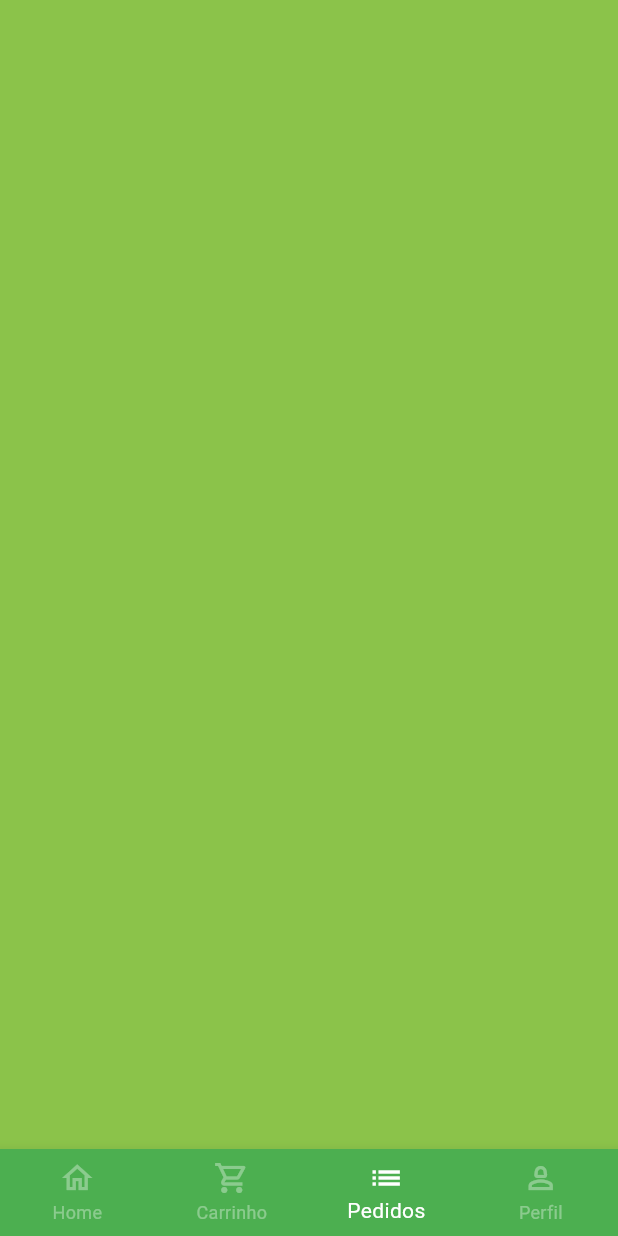
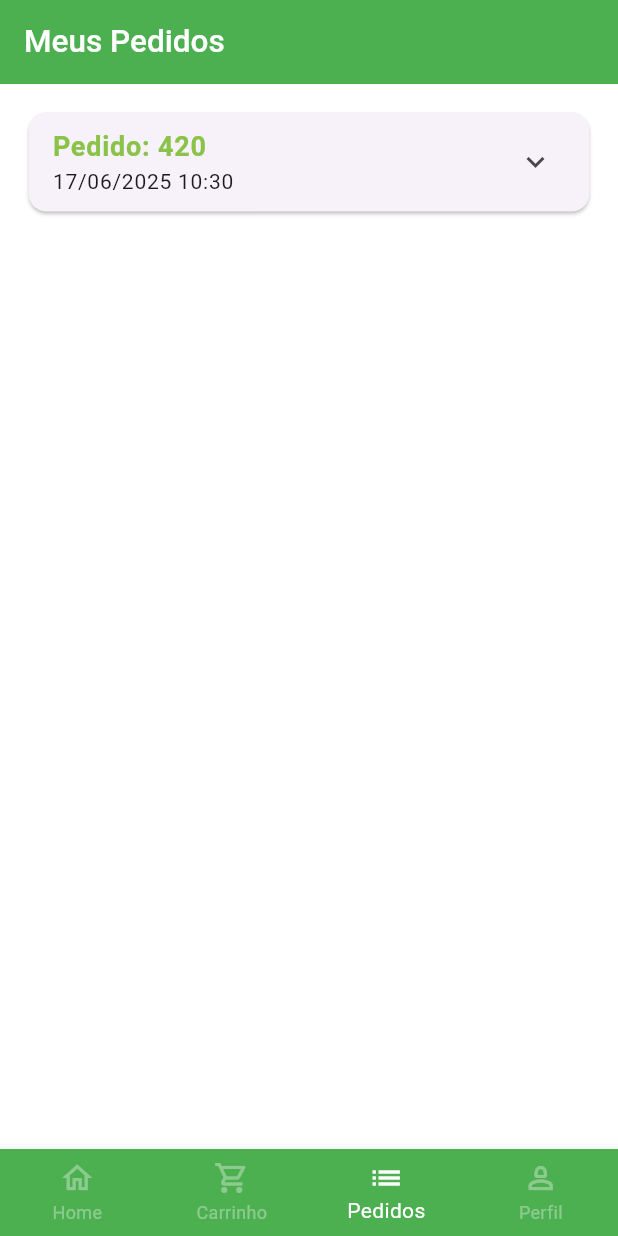
Before and after one commit to jeanfdq/greengrocer, a Flutter app: the BaseScreen screen opened directly, item 3 of the bottom bar chosen, on a phone screen of 412 x 824 dp. Run offline on Flutter 3.47's test engine with Material 3 defaults, Android fonts, the phone set to English and light mode, and no system bars; our stand-ins replace animated_text_kit, mask_text_input_formatter.

Commit message:
Order Building

```diff
--- a/lib/config/app_data.dart
+++ b/lib/config/app_data.dart
@@ -1,5 +1,10 @@
 import 'package:greengrocer/models/cart_item_model.dart';
+import 'package:greengrocer/models/order_model.dart';
 import 'package:greengrocer/models/product_item_model.dart';
+import 'package:greengrocer/models/user_model.dart';
+import 'package:greengrocer/utils/utils.services.dart';
+
+final utilsServices = UtilsServices();
 
 ProductItemModel apple = ProductItemModel(
   name: "Maçã",
@@ -52,7 +57,7 @@ ProductItemModel couveflor = ProductItemModel(
 ProductItemModel alface = ProductItemModel(
   name: "Alface",
   imageURL: "assets/products/alface.png",
-  unit: "Un",
+  unit: "un",
   descript: "Descrição da Alface",
   price: 6.2,
 );
@@ -60,7 +65,7 @@ ProductItemModel alface = ProductItemModel(
 ProductItemModel pimenta = ProductItemModel(
   name: "Alface",
   imageURL: "assets/products/pimenta.png",
-  unit: "Un",
+  unit: "un",
   descript: "Descrição da Pimenta",
   price: 3.13,
 );
@@ -112,3 +117,27 @@ List<CartItemModel> cartItems = [
   CartItemModel(item: kiwi, quantity: 6),
   CartItemModel(item: couveflor, quantity: 1),
 ];
+
+final user = UserModel(
+  id: utilsServices.getUUID(),
+  name: "João da Silva",
+  email: "joao@joao.com",
+  phone: "(11) 91234-5678",
+  cpf: "123.456.789-00",
+  password: "123456",
+);
+
+List<OrderModel> orders = [
+  OrderModel(
+    id: utilsServices.getRandomNumber().toString(),
+    createdOrder: DateTime.now(),
+    pixOverDue: DateTime.parse("2026-12-01 14:00"),
+    items: [
+      CartItemModel(item: apple, quantity: 2),
+      CartItemModel(item: pimenta, quantity: 5),
+    ],
+    status: "pending_payment",
+    pixCopyAndPaste: "pixCopyAndPaste",
+    total: 100,
+  ),
+];
--- /dev/null
+++ b/lib/models/order_model.dart
@@ -0,0 +1,118 @@
+// ignore_for_file: public_member_api_docs, sort_constructors_first
+
+import 'dart:convert';
+
+import 'package:flutter/foundation.dart';
+
+import 'package:greengrocer/models/cart_item_model.dart';
+
+class OrderModel {
+  String id;
+  DateTime createdOrder;
+  DateTime pixOverDue;
+  List<CartItemModel> items;
+  String status;
+  String pixCopyAndPaste;
+  double total;
+  OrderModel({
+    required this.id,
+    required this.createdOrder,
+    required this.pixOverDue,
+    required this.items,
+    required this.status,
+    required this.pixCopyAndPaste,
+    required this.total,
+  });
+
+  double totalPrice() {
+    double total = 0;
+    for (var item in items) {
+      total += item.totalPrice();
+    }
+    return total;
+  }
+
+  OrderModel copyWith({
+    String? id,
+    DateTime? createdOrder,
+    DateTime? pixOverDue,
+    List<CartItemModel>? items,
+    String? status,
+    String? pixCopyAndPaste,
+    double? total,
+  }) {
+    return OrderModel(
+      id: id ?? this.id,
+      createdOrder: createdOrder ?? this.createdOrder,
+      pixOverDue: pixOverDue ?? this.pixOverDue,
+      items: items ?? this.items,
+      status: status ?? this.status,
+      pixCopyAndPaste: pixCopyAndPaste ?? this.pixCopyAndPaste,
+      total: total ?? this.total,
+    );
+  }
+
+  Map<String, dynamic> toMap() {
+    return <String, dynamic>{
+      'id': id,
+      'createdOrder': createdOrder.millisecondsSinceEpoch,
+      'pixOverDue': pixOverDue.millisecondsSinceEpoch,
+      'items': items.map((x) => x.toMap()).toList(),
+      'status': status,
+      'pixCopyAndPaste': pixCopyAndPaste,
+      'total': total,
+    };
+  }
+
+  factory OrderModel.fromMap(Map<String, dynamic> map) {
+    return OrderModel(
+      id: map['id'] as String,
+      createdOrder: DateTime.fromMillisecondsSinceEpoch(
+        map['createdOrder'] as int,
+      ),
+      pixOverDue: DateTime.fromMillisecondsSinceEpoch(map['pixOverDue'] as int),
+      items: List<CartItemModel>.from(
+        (map['items'] as List<int>).map<CartItemModel>(
+          (x) => CartItemModel.fromMap(x as Map<String, dynamic>),
+        ),
+      ),
+      status: map['status'] as String,
+      pixCopyAndPaste: map['pixCopyAndPaste'] as String,
+      total: map['total'] as double,
+    );
+  }
+
+  String toJson() => json.encode(toMap());
+
+  factory OrderModel.fromJson(String source) =>
+      OrderModel.fromMap(json.decode(source) as Map<String, dynamic>);
+
+  @override
+  String toString() {
+    return 'OrderModel(id: $id, createdOrder: $createdOrder, pixOverDue: $pixOverDue, items: $items, status: $status, pixCopyAndPaste: $pixCopyAndPaste, total: $total)';
+  }
+
+  @override
+  bool operator ==(covariant OrderModel other) {
+    if (identical(this, other)) return true;
+
+    return other.id == id &&
+        other.createdOrder == createdOrder &&
+        other.pixOverDue == pixOverDue &&
+        listEquals(other.items, items) &&
+        other.status == status &&
+        other.pixCopyAndPaste == pixCopyAndPaste &&
+        other.total == total;
+  }
+
+  @override
+  int get hashCode {
+    return id.hashCode ^
+        createdOrder.hashCode ^
+        pixOverDue.hashCode ^
+        items.hashCode ^
+        status.hashCode ^
+        pixCopyAndPaste.hashCode ^
+        total.hashCode;
+  }
+}
--- a/lib/screens/base_screen.dart
+++ b/lib/screens/base_screen.dart
@@ -1,6 +1,7 @@
 import 'package:flutter/material.dart';
 import 'package:greengrocer/screens/cart_tab.dart';
 import 'package:greengrocer/screens/home_tab.dart';
+import 'package:greengrocer/screens/orders_tab.dart';
 import 'package:greengrocer/screens/perfil_tab.dart';
 
 class BaseScreen extends StatefulWidget {
@@ -20,12 +21,7 @@ class _BaseScreenState extends State<BaseScreen> {
       body: PageView(
         controller: pageController,
         physics: NeverScrollableScrollPhysics(),
-        children: [
-          HomeTab(),
-          CartTab(),
-          Container(color: Colors.lightGreen),
-          PerfilTab(),
-        ],
+        children: [HomeTab(), CartTab(), OrdersTab(), PerfilTab()],
       ),
       bottomNavigationBar: BottomNavigationBar(
         currentIndex: pageIndex,
--- a/lib/screens/cart_tab.dart
+++ b/lib/screens/cart_tab.dart
@@ -17,7 +17,7 @@ class CartTab extends StatefulWidget {
 }
 
 class _CartTabState extends State<CartTab> {
-  final utilServices = UtilsSevices();
+  final utilServices = UtilsServices();
 
   void removeItemFromCart(CartItemModel cartItem) {
     setState(() {
--- a/lib/screens/components/cart_item_tale.dart
+++ b/lib/screens/components/cart_item_tale.dart
@@ -21,7 +21,7 @@ class CartItemTile extends StatefulWidget {
 }
 
 class _CartItemTileState extends State<CartItemTile> {
-  final utilsServices = UtilsSevices();
+  final utilsServices = UtilsServices();
 
   @override
   Widget build(BuildContext context) {
--- /dev/null
+++ b/lib/screens/components/order_tile.dart
@@ -0,0 +1,83 @@
+import 'package:flutter/material.dart';
+import 'package:greengrocer/config/custom_colors.dart';
+import 'package:greengrocer/models/order_model.dart';
+import 'package:greengrocer/utils/utils.services.dart';
+
+class OrderTile extends StatelessWidget {
+  final OrderModel order;
+
+  const OrderTile({super.key, required this.order});
+
+  @override
+  Widget build(BuildContext context) {
+    UtilsServices utilsServices = UtilsServices();
+    return Padding(
+      padding: const EdgeInsets.all(15.0),
+      child: Card(
+        child: Theme(
+          data: Theme.of(context).copyWith(dividerColor: Colors.transparent),
+          child: ExpansionTile(
+            title: Column(
+              crossAxisAlignment: CrossAxisAlignment.start,
+              mainAxisSize: MainAxisSize.min,
+              children: [
+                Text(
+                  "Pedido: ${order.id}",
+                  style: TextStyle(
+                    fontSize: 18,
+                    fontWeight: FontWeight.w700,
+                    color: CustomColors.customSwatchColor,
+                  ),
+                ),
+                Text(
+                  utilsServices.formatDateTime(order.createdOrder),
+                  style: TextStyle(fontSize: 14),
+                ),
+              ],
+            ),
+            childrenPadding: EdgeInsets.fromLTRB(15, 0, 15, 15),
+            children: [
+              SizedBox(
+                height: 150,
+                child: Row(
+                  children: [
+                    Expanded(
+                      flex: 3,
+                      child: ListView(
+                        children: order.items.map((orderItem) {
+                          return Row(
+                            children: [
+                              Text(
+                                "${orderItem.quantity} ${orderItem.item.unit} ",
+                                style: TextStyle(
+                                  fontSize: 16,
+                                  fontWeight: FontWeight.w700,
+                                ),
+                              ),
+                              Expanded(
+                                child: Text(
+                                  orderItem.item.name,
+                                  style: TextStyle(fontSize: 16),
+                                ),
+                              ),
+                              Text(
+                                utilsServices.priceToCurrency(
+                                  orderItem.totalPrice(),
+                                ),
+                              ),
+                            ],
+                          );
+                        }).toList(),
+                      ),
+                    ),
+                    Expanded(flex: 2, child: Container(color: Colors.red)),
+                  ],
+                ),
+              ),
+            ],
+          ),
+        ),
+      ),
+    );
+  }
+}
--- a/lib/screens/components/product_item_tale.dart
+++ b/lib/screens/components/product_item_tale.dart
@@ -46,7 +46,7 @@ class ProductItemTale extends StatelessWidget {
                     TextSpan(
                       children: [
                         TextSpan(
-                          text: UtilsSevices().priceToCurrency(
+                          text: UtilsServices().priceToCurrency(
                             productItem.price,
                           ),
                           style: TextStyle(
--- /dev/null
+++ b/lib/screens/orders_tab.dart
@@ -0,0 +1,31 @@
+// ignore_for_file: library_prefixes
+
+import 'package:flutter/material.dart';
+import 'package:greengrocer/config/app_data.dart' as AppData;
+import 'package:greengrocer/screens/components/order_tile.dart';
+import 'package:greengrocer/utils/constants/constants.dart';
+
+class OrdersTab extends StatelessWidget {
+  const OrdersTab({super.key});
+
+  @override
+  Widget build(BuildContext context) {
+    return Scaffold(
+      appBar: AppBar(
+        title: Text("Meus Pedidos"),
+        titleTextStyle: TextStyle(
+          color: Colors.white,
+          fontSize: KUtils.kTitleSize,
+          fontWeight: FontWeight.w500,
+        ),
+        centerTitle: false,
+        backgroundColor: Colors.green,
+      ),
+      body: ListView.separated(
+        separatorBuilder: (_, _) => SizedBox(height: 10),
+        itemBuilder: (_, index) => OrderTile(order: AppData.orders[index]),
+        itemCount: AppData.orders.length,
+      ),
+    );
+  }
+}
--- a/lib/screens/product_screen.dart
+++ b/lib/screens/product_screen.dart
@@ -16,7 +16,7 @@ class ProductScreen extends StatefulWidget {
 }
 
 class _ProductScreenState extends State<ProductScreen> {
-  final utilsServices = UtilsSevices();
+  final utilsServices = UtilsServices();
 
   int cartItemQuantity = 1;
 
--- a/lib/screens/sign_up_screen.dart
+++ b/lib/screens/sign_up_screen.dart
@@ -9,7 +9,7 @@ import 'package:greengrocer/utils/utils.services.dart';
 class SignUpScreen extends StatelessWidget {
   SignUpScreen({super.key});
 
-  final utilsService = UtilsSevices();
+  final utilsService = UtilsServices();
 
   @override
   Widget build(BuildContext context) {
--- a/lib/utils/components/custom_text_field.dart
+++ b/lib/utils/components/custom_text_field.dart
@@ -10,6 +10,8 @@ class CustomTextField extends StatefulWidget {
   final String label;
   final TextInputType keyboard;
   final bool isSecret;
+  final String? initialValeu;
+  final bool isReadOnly;
 
   const CustomTextField({
     super.key,
@@ -20,6 +22,8 @@ class CustomTextField extends StatefulWidget {
     required this.label,
     this.keyboard = TextInputType.text,
     this.isSecret = false,
+    this.initialValeu,
+    this.isReadOnly = false,
   });
 
   @override
@@ -47,6 +51,7 @@ class _CustomTextFieldState extends State<CustomTextField> {
       child: TextFormField(
         inputFormatters: widget.inputFormatter,
         obscureText: isObscure,
+        readOnly: widget.isReadOnly,
         obscuringCharacter: "•",
         keyboardType: widget.keyboard,
         decoration: InputDecoration(
@@ -72,6 +77,7 @@ class _CustomTextFieldState extends State<CustomTextField> {
           labelText: widget.label,
           labelStyle: TextStyle(color: Colors.blueGrey),
         ),
+        initialValue: widget.initialValeu,
       ),
     );
   }
--- a/lib/utils/utils.services.dart
+++ b/lib/utils/utils.services.dart
@@ -1,8 +1,12 @@
+import 'dart:math';
+
 import 'package:flutter/widgets.dart';
 import 'package:intl/intl.dart';
+import 'package:intl/date_symbol_data_local.dart';
 import 'package:mask_text_input_formatter/mask_text_input_formatter.dart';
+import 'package:uuid/uuid.dart';
 
-class UtilsSevices {
+class UtilsServices {
   // price formatter
   String priceToCurrency(double price) {
     NumberFormat numberFormat = NumberFormat.simpleCurrency(locale: 'pt_BR');
@@ -20,4 +24,16 @@ class UtilsSevices {
       type: MaskAutoCompletionType.lazy,
     );
   }
+
+  String getUUID() {
+    return Uuid().v1();
+  }
+
+  int getRandomNumber() => Random().nextInt(1000);
+
+  String formatDateTime(DateTime dateTime) {
+    initializeDateFormatting();
+    DateFormat dateFormat = DateFormat.yMd('pt_BR').add_Hm();
+    return dateFormat.format(dateTime);
+  }
 }
--- a/pubspec.yaml
+++ b/pubspec.yaml
@@ -38,6 +38,7 @@ dependencies:
   mask_text_input_formatter: ^2.9.0
   intl: ^0.20.2
   adaptive_dialog: ^2.4.1
+  uuid: ^4.5.1
 
 dev_dependencies:
   flutter_test:
```
Also changed, not shown: lib/models/user_model.dart (added, +91 -0 lines), lib/screens/perfil_tab.dart (+114 -10 lines), pubspec.lock.
